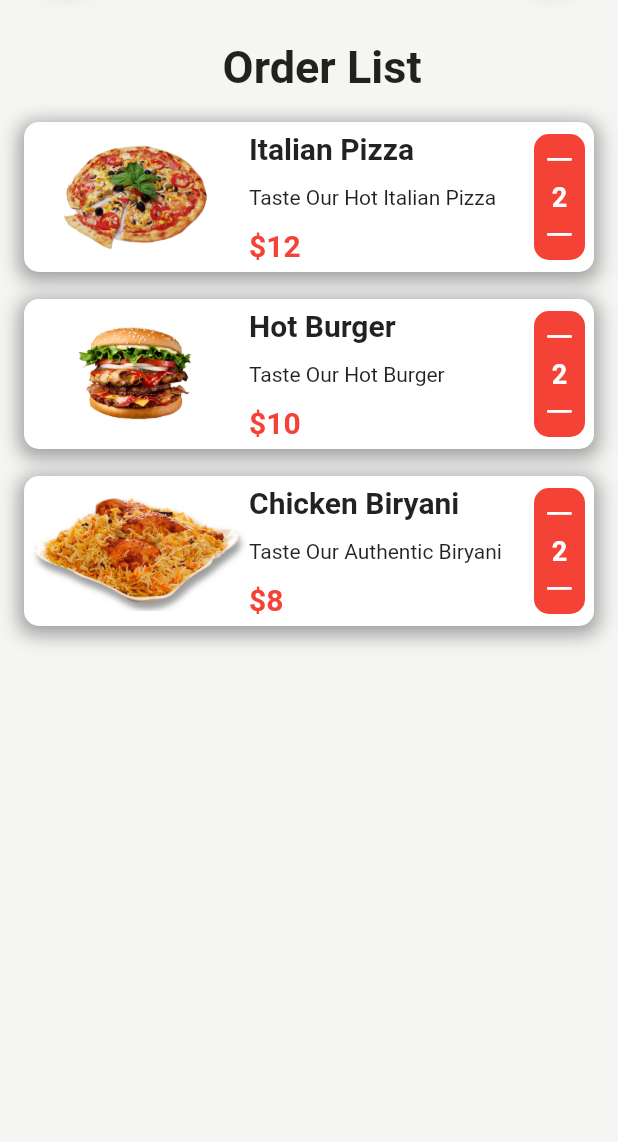
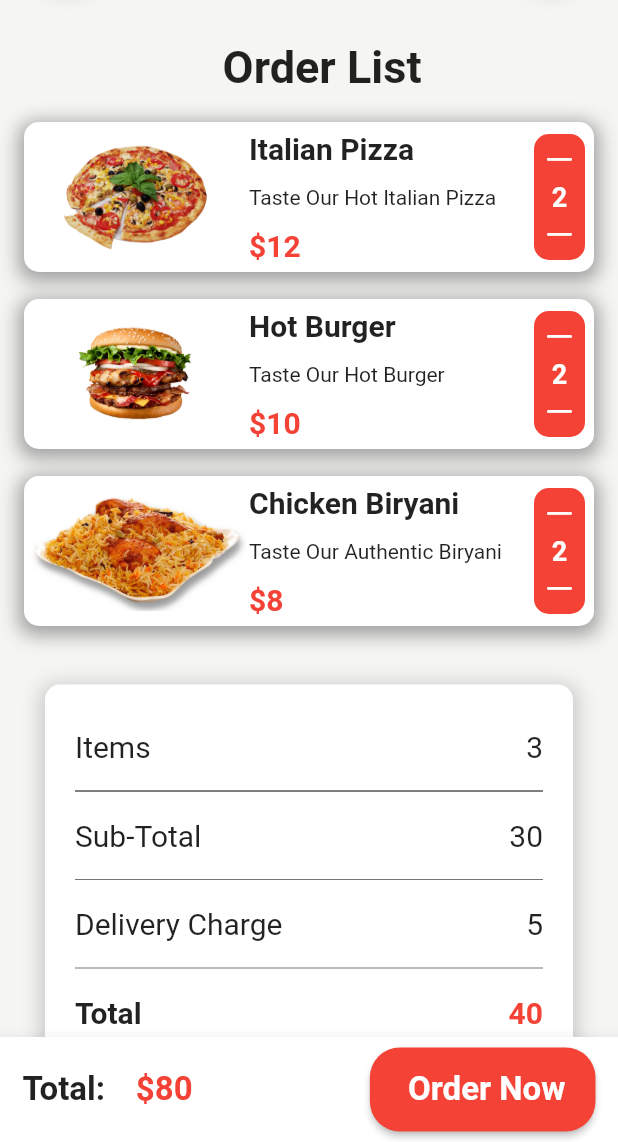
Before and after one commit to bishalkhatiwada01/foodie, a Flutter app: the CartPage screen opened by its route, on a phone screen of 412 x 824 dp, the part 94-1236 px from its top. Run offline on Flutter 3.47's test engine with Material 2 defaults, Android fonts, the phone set to English and light mode, and no system bars; our stand-ins replace flutter_rating_bar.

Commit message:
cart page done

```diff
--- a/lib/Pages/CartPage.dart
+++ b/lib/Pages/CartPage.dart
@@ -1,6 +1,8 @@
 import 'package:flutter/cupertino.dart';
 import 'package:flutter/material.dart';
+import 'package:foodie/Widgets/CartBottomnavBar.dart';
 import 'package:foodie/Widgets/AppBarWidget.dart';
+import 'package:foodie/Widgets/DrawerWidget.dart';
 
 class CartPage extends StatelessWidget {
   const CartPage({super.key});
@@ -307,12 +309,112 @@ class CartPage extends StatelessWidget {
                       ),
                     ),
                   ),
+                  Padding(
+                    padding: const EdgeInsets.symmetric(
+                        horizontal: 20, vertical: 30),
+                    child: Container(
+                      padding: const EdgeInsets.all(20),
+                      decoration: BoxDecoration(
+                        color: Colors.white,
+                        borderRadius: BorderRadius.circular(10),
+                        boxShadow: [
+                          BoxShadow(
+                            color: Colors.grey.withOpacity(0.5),
+                            spreadRadius: 3,
+                            blurRadius: 10,
+                            offset: const Offset(0, 3),
+                          ),
+                        ],
+                      ),
+                      child: const Column(
+                        children: [
+                          Padding(
+                            padding: EdgeInsets.symmetric(
+                              vertical: 10,
+                            ),
+                            child: Row(
+                              mainAxisAlignment: MainAxisAlignment.spaceBetween,
+                              children: [
+                                Text(
+                                  "Items",
+                                  style: TextStyle(fontSize: 20),
+                                ),
+                                Text(
+                                  "3",
+                                  style: TextStyle(fontSize: 20),
+                                ),
+                              ],
+                            ),
+                          ),
+                          Divider(
+                            color: Colors.black,
+                          ),
+                          Padding(
+                            padding: EdgeInsets.symmetric(
+                              vertical: 10,
+                            ),
+                            child: Row(
+                              mainAxisAlignment: MainAxisAlignment.spaceBetween,
+                              children: [
+                                Text("Sub-Total",
+                                    style: TextStyle(fontSize: 20)),
+                                Text("30", style: TextStyle(fontSize: 20)),
+                              ],
+                            ),
+                          ),
+                          Divider(
+                            color: Colors.black54,
+                          ),
+                          Padding(
+                            padding: EdgeInsets.symmetric(
+                              vertical: 10,
+                            ),
+                            child: Row(
+                              mainAxisAlignment: MainAxisAlignment.spaceBetween,
+                              children: [
+                                Text("Delivery Charge",
+                                    style: TextStyle(fontSize: 20)),
+                                Text("5", style: TextStyle(fontSize: 20)),
+                              ],
+                            ),
+                          ),
+                          Divider(
+                            color: Colors.black54,
+                          ),
+                          Padding(
+                            padding: EdgeInsets.symmetric(
+                              vertical: 10,
+                            ),
+                            child: Row(
+                              mainAxisAlignment: MainAxisAlignment.spaceBetween,
+                              children: [
+                                Text("Total",
+                                    style: TextStyle(
+                                        fontSize: 20,
+                                        fontWeight: FontWeight.bold)),
+                                Text(
+                                  "40",
+                                  style: TextStyle(
+                                    fontSize: 20,
+                                    fontWeight: FontWeight.bold,
+                                    color: Colors.red,
+                                  ),
+                                ),
+                              ],
+                            ),
+                          ),
+                        ],
+                      ),
+                    ),
+                  )
                 ],
               ),
             ),
           ),
         ],
       ),
+      drawer: const DrawerWidget(),
+      bottomNavigationBar: const CartBottomNavBar(),
     );
   }
 }
--- /dev/null
+++ b/lib/Pages/ItemPage.dart
@@ -0,0 +1,20 @@
+import 'package:flutter/material.dart';
+import 'package:foodie/Widgets/AppBarWidget.dart';
+
+class ItemPage extends StatelessWidget {
+  const ItemPage({super.key});
+
+  @override
+  Widget build(BuildContext context) {
+    return Scaffold(
+      body: Padding(
+        padding: EdgeInsets.only(top: 5),
+        child: ListView(
+          children: [
+            AppBarWidget(),
+          ],
+        ),
+      ),
+    );
+  }
+}
--- /dev/null
+++ b/lib/Widgets/CartBottomnavBar.dart
@@ -0,0 +1,62 @@
+import 'package:flutter/material.dart';
+
+class CartBottomNavBar extends StatelessWidget {
+  const CartBottomNavBar({super.key});
+
+  @override
+  Widget build(BuildContext context) {
+    return BottomAppBar(
+      child: Container(
+        padding: const EdgeInsets.symmetric(horizontal: 15),
+        height: 70,
+        child: Row(
+          mainAxisAlignment: MainAxisAlignment.spaceBetween,
+          children: [
+            const Row(
+              children: [
+                Text(
+                  "Total: ",
+                  style: TextStyle(
+                    fontSize: 22,
+                    fontWeight: FontWeight.bold,
+                  ),
+                ),
+                SizedBox(width: 15),
+                Text(
+                  "\$80",
+                  style: TextStyle(
+                    fontSize: 22,
+                    fontWeight: FontWeight.bold,
+                    color: Colors.red,
+                  ),
+                ),
+              ],
+            ),
+            ElevatedButton(
+              onPressed: () {},
+              style: ButtonStyle(
+                backgroundColor: MaterialStateProperty.all(Colors.red),
+                padding: MaterialStateProperty.all(
+                  const EdgeInsets.symmetric(
+                    vertical: 15,
+                    horizontal: 20,
+                  ),
+                ),
+                shape: MaterialStateProperty.all<RoundedRectangleBorder>(
+                    RoundedRectangleBorder(
+                        borderRadius: BorderRadius.circular(20))),
+              ),
+              child: const Text(
+                " Order Now",
+                style: TextStyle(
+                  fontSize: 22,
+                  fontWeight: FontWeight.bold,
+                ),
+              ),
+            )
+          ],
+        ),
+      ),
+    );
+  }
+}
--- a/lib/Widgets/PopularItemsWidget.dart
+++ b/lib/Widgets/PopularItemsWidget.dart
@@ -35,11 +35,16 @@ class PopularItemsWidget extends StatelessWidget {
                   child: Column(
                     crossAxisAlignment: CrossAxisAlignment.start,
                     children: [
-                      Container(
-                        alignment: Alignment.center,
-                        child: Image.asset(
-                          "images/burger.png",
-                          height: 130,
+                      InkWell(
+                        onTap: () {
+                          Navigator.pushNamed(context, "itemPage");
+                        },
+                        child: Container(
+                          alignment: Alignment.center,
+                          child: Image.asset(
+                            "images/burger.png",
+                            height: 130,
+                          ),
                         ),
                       ),
                       const Text(
--- a/lib/main.dart
+++ b/lib/main.dart
@@ -1,13 +1,16 @@
 import 'package:flutter/material.dart';
 import 'package:foodie/Pages/CartPage.dart';
+import 'package:foodie/Pages/ItemPage.dart';
 
-import 'Pages/home_page.dart';
+import 'Pages/HomePage.dart';
 
 void main() {
-  runApp(MyApp());
+  runApp(const MyApp());
 }
 
 class MyApp extends StatelessWidget {
+  const MyApp({super.key});
+
   @override
   Widget build(BuildContext context) {
     return MaterialApp(
@@ -18,8 +21,9 @@ class MyApp extends StatelessWidget {
       ),
       // home: const HomePage(),
       routes: {
-        "/": (context) => HomePage(),
-        "cartPage": (context) => CartPage()
+        "/": (context) => const HomePage(),
+        "cartPage": (context) => const CartPage(),
+        "itemPage": (context) => const ItemPage(),
       },
     );
   }
```
Also changed, not shown: lib/Pages/HomePage.dart (renamed from lib/Pages/home_page.dart).
